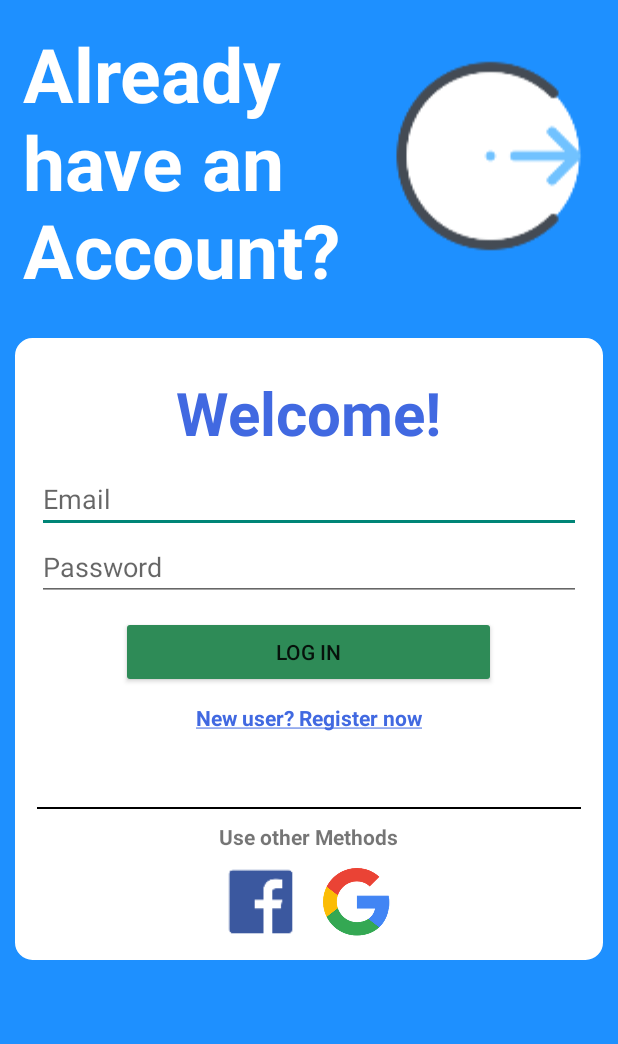
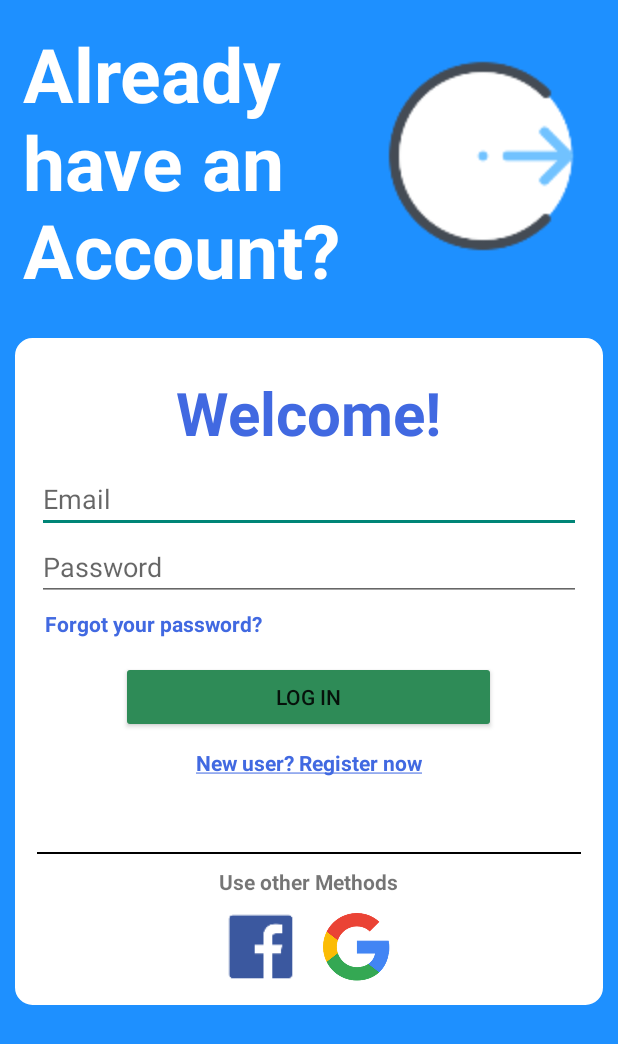
Before and after one commit to KorzenTM/android_clipaholic, an Android app: the screen it shows after launch (NavHostActivity), on a phone screen of 412 x 824 dp. Shown: the top 1044 px of the screen. Run offline under Robolectric (Android 15) with nearby library versions, the phone set to English and light mode, and no system bars; our stand-ins replace Firebase (no records; nobody signed in at launch, a user with empty details on screens opened directly).

Commit message:
Add reset password option

```diff
--- a/app/src/main/java/pl/edu/pum/movie_downloader/fragments/LogFragment.java
+++ b/app/src/main/java/pl/edu/pum/movie_downloader/fragments/LogFragment.java
@@ -38,6 +38,7 @@ public class LogFragment extends Fragment
 {
     private Button mLogInButton;
     private TextView mRegisterTextView;
+    private TextView mForgotPasswordTextView;
     private EditText mEmailEditText;
     private EditText mPasswordEditText;
     private ImageButton mGoogleSignImageButton;
@@ -58,6 +59,7 @@ public class LogFragment extends Fragment
 
         mLogInButton = view.findViewById(R.id.login_button);
         mRegisterTextView = view.findViewById(R.id.register_text_view);
+        mForgotPasswordTextView = view.findViewById(R.id.forgot_password_text_view);
         mEmailEditText = view.findViewById(R.id.email_field);
         mPasswordEditText = view.findViewById(R.id.password_field);
         mGoogleSignImageButton = view.findViewById(R.id.google_login_button);
@@ -84,6 +86,15 @@ public class LogFragment extends Fragment
                 {
                     signInUser(email, password);
                 }
+            }
+        });
+
+        mForgotPasswordTextView.setOnClickListener(new View.OnClickListener()
+        {
+            @Override
+            public void onClick(View v)
+            {
+                Navigation.findNavController(view).navigate(R.id.action_logFragment_to_reset_fragment);
             }
         });
 
--- a/app/src/main/res/layout/log_fragment.xml
+++ b/app/src/main/res/layout/log_fragment.xml
@@ -22,6 +22,7 @@
     <ImageView
         android:layout_toEndOf="@id/hello_text_view"
         android:layout_marginTop="50sp"
+        android:layout_marginEnd="10sp"
         android:layout_width="match_parent"
         android:layout_height="wrap_content"
         android:scaleX="2"
@@ -33,8 +34,6 @@
         android:layout_width="match_parent"
         android:layout_height="wrap_content"
         android:layout_below="@id/hello_text_view"
-        android:layout_gravity="center_vertical"
-        android:gravity="center"
         android:layout_margin="10sp">
 
         <TextView
@@ -63,13 +62,23 @@
             android:inputType="textPassword"
             android:hint="Password" />
 
+        <TextView
+            android:id="@+id/forgot_password_text_view"
+            android:layout_width="wrap_content"
+            android:layout_height="wrap_content"
+            android:layout_below="@id/password_field"
+            android:layout_margin="5sp"
+            android:text="Forgot your password?"
+            android:textStyle="bold"
+            android:textColor="#4169E1"/>
+
         <Button
             android:id="@+id/login_button"
             android:width="250sp"
             android:layout_margin="10sp"
             android:backgroundTint="#2E8B57"
             android:layout_centerHorizontal="true"
-            android:layout_below="@id/password_field"
+            android:layout_below="@id/forgot_password_text_view"
             android:layout_width="wrap_content"
             android:layout_height="wrap_content"
             android:text="LOG IN"/>
--- a/app/src/main/res/navigation/nav_graph.xml
+++ b/app/src/main/res/navigation/nav_graph.xml
@@ -24,6 +24,9 @@
             app:exitAnim="@anim/nav_default_exit_anim"
             app:popEnterAnim="@anim/nav_default_pop_enter_anim"
             app:popExitAnim="@anim/nav_default_pop_exit_anim" />
+        <action
+            android:id="@+id/action_logFragment_to_reset_fragment"
+            app:destination="@id/reset_fragment" />
     </fragment>
     <fragment
         android:id="@+id/registerFragment"
@@ -47,5 +50,14 @@
             android:id="@+id/action_home_fragment_to_logFragment"
             app:destination="@id/logFragment" />
     </fragment>
+    <fragment
+        android:id="@+id/reset_fragment"
+        android:name="pl.edu.pum.movie_downloader.fragments.ForgotPasswordFragment"
+        android:label="log_fragment"
+        tools:layout="@layout/forgot_password_fragment" >
+        <action
+            android:id="@+id/action_reset_fragment_to_logFragment"
+            app:destination="@id/logFragment" />
+    </fragment>
 
 </navigation>
```
Also changed, not shown: app/src/main/java/pl/edu/pum/movie_downloader/fragments/ForgotPasswordFragment.java (added, +101 -0 lines), app/src/main/res/layout/forgot_password_fragment.xml (added, +68 -0 lines), app/src/main/res/mipmap-hdpi/reset.png (added), app/src/main/res/mipmap-mdpi/reset.png (added), app/src/main/res/mipmap-xhdpi/reset.png (added), app/src/main/res/mipmap-xxhdpi/reset.png (added), app/src/main/res/mipmap-xxxhdpi/reset.png (added).
